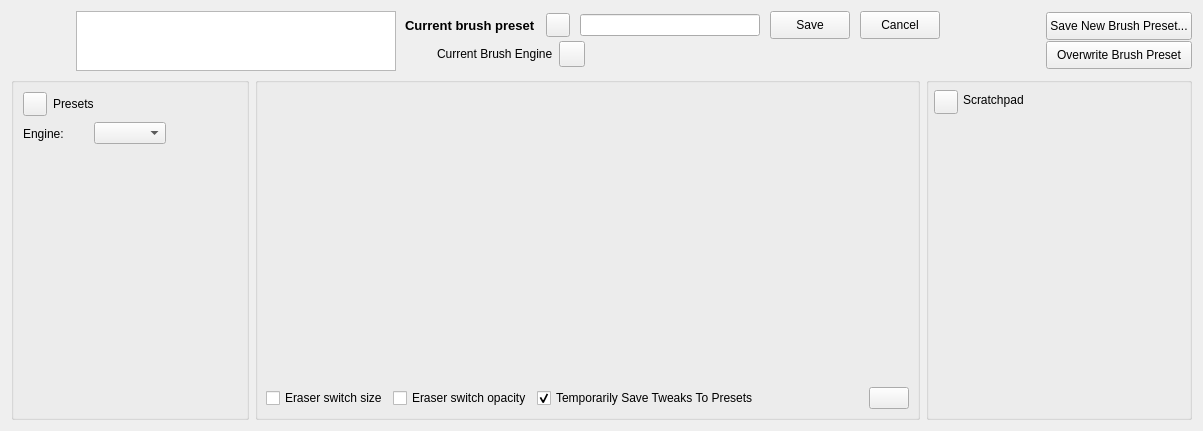
This is libs/ui/forms/wdgpaintopsettings.ui in KDE/krita as Qt 5 draws it before an edit. The edited form follows.
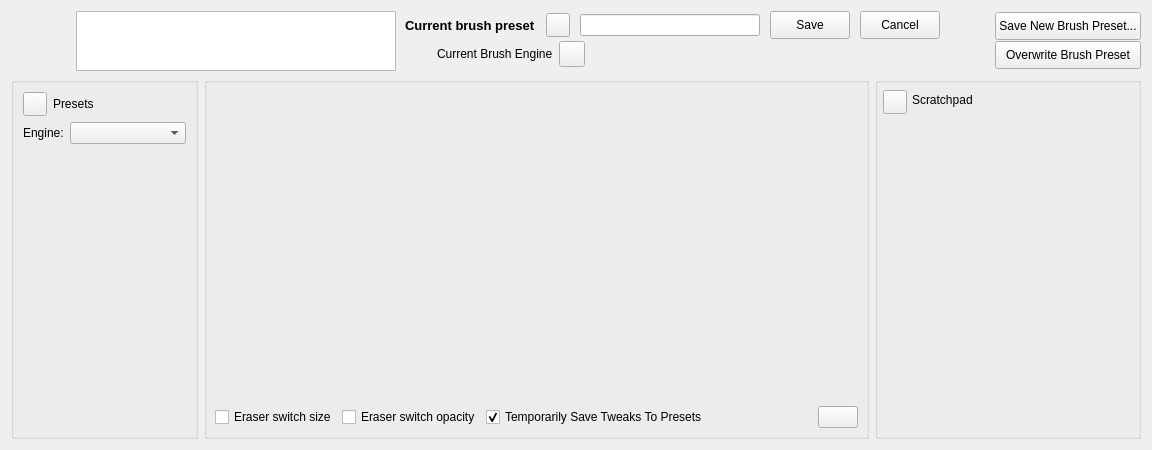
This is the edited form. Custom widgets are drawn as their Qt base class.

Commit message:
This should fix the size issues with the Brush Editor. Brush Editor is more responsive it now uses QSplitter also to allow for resizing. Replaced the usage of KisPresetChooserStrip with KisPresetChooser and rewired and deleted some UI stuff.
In the next one I will move the awfull side arrow buttons to the bottom bar below
and fix some QSplitter behaviour.

The edit to the form file:
```diff
--- a/libs/ui/forms/wdgpaintopsettings.ui
+++ b/libs/ui/forms/wdgpaintopsettings.ui
@@ -10,8 +10,8 @@
    <rect>
     <x>0</x>
     <y>0</y>
-    <width>1203</width>
-    <height>431</height>
+    <width>1152</width>
+    <height>450</height>
    </rect>
   </property>
   <property name="windowTitle">
@@ -97,9 +97,6 @@
        <property name="alignment">
         <set>Qt::AlignLeading|Qt::AlignLeft|Qt::AlignTop</set>
        </property>
-       <property name="renderHints">
-        <set>QPainter::Antialiasing|QPainter::HighQualityAntialiasing|QPainter::SmoothPixmapTransform</set>
-       </property>
        <property name="resizeAnchor">
         <enum>QGraphicsView::AnchorViewCenter</enum>
        </property>
@@ -126,7 +123,6 @@
            <property name="font">
             <font>
              <pointsize>10</pointsize>
-             <weight>75</weight>
              <bold>true</bold>
             </font>
            </property>
@@ -374,7 +370,7 @@
       <string/>
      </property>
      <property name="alignment">
-      <set>Qt::AlignLeading|Qt::AlignLeft|Qt::AlignVCenter</set>
+      <set>Qt::AlignLeading|Qt::AlignLeft|Qt::AlignTop</set>
      </property>
      <layout class="QVBoxLayout" name="verticalLayout_3">
       <item>
@@ -427,7 +423,7 @@
         <item>
          <widget class="QLabel" name="engineFilterLabel">
           <property name="sizePolicy">
-           <sizepolicy hsizetype="Minimum" vsizetype="Minimum">
+           <sizepolicy hsizetype="Minimum" vsizetype="Fixed">
             <horstretch>0</horstretch>
             <verstretch>0</verstretch>
            </sizepolicy>
@@ -440,35 +436,19 @@
         <item>
          <widget class="QComboBox" name="brushEgineComboBox">
           <property name="sizePolicy">
-           <sizepolicy hsizetype="Fixed" vsizetype="Fixed">
+           <sizepolicy hsizetype="Expanding" vsizetype="Fixed">
             <horstretch>0</horstretch>
             <verstretch>0</verstretch>
            </sizepolicy>
           </property>
          </widget>
         </item>
-        <item>
-         <widget class="QToolButton" name="presetChangeViewToolButton">
-          <property name="sizePolicy">
-           <sizepolicy hsizetype="Minimum" vsizetype="Fixed">
-            <horstretch>0</horstretch>
-            <verstretch>0</verstretch>
-           </sizepolicy>
-          </property>
-          <property name="text">
-           <string/>
-          </property>
-          <property name="autoRaise">
-           <bool>true</bool>
-          </property>
-         </widget>
-        </item>
        </layout>
       </item>
       <item>
-       <widget class="KisPresetSelectorStrip" name="presetWidget" native="true">
+       <widget class="KisPresetChooser" name="presetWidget" native="true">
         <property name="sizePolicy">
-         <sizepolicy hsizetype="Preferred" vsizetype="MinimumExpanding">
+         <sizepolicy hsizetype="Minimum" vsizetype="Expanding">
           <horstretch>0</horstretch>
           <verstretch>0</verstretch>
          </sizepolicy>
@@ -476,7 +456,7 @@
         <property name="minimumSize">
          <size>
           <width>0</width>
-          <height>120</height>
+          <height>0</height>
          </size>
         </property>
         <property name="maximumSize">
@@ -487,22 +467,6 @@
         </property>
        </widget>
       </item>
-      <item>
-       <spacer name="verticalSpacer">
-        <property name="orientation">
-         <enum>Qt::Vertical</enum>
-        </property>
-        <property name="sizeType">
-         <enum>QSizePolicy::Preferred</enum>
-        </property>
-        <property name="sizeHint" stdset="0">
-         <size>
-          <width>5</width>
-          <height>5</height>
-         </size>
-        </property>
-       </spacer>
-      </item>
       <item>
        <layout class="QHBoxLayout" name="horizontalLayout_9">
         <item>
@@ -528,8 +492,8 @@
           </property>
           <property name="sizeHint" stdset="0">
            <size>
-            <width>5</width>
-            <height>10</height>
+            <width>0</width>
+            <height>0</height>
            </size>
           </property>
          </spacer>
@@ -558,19 +522,6 @@
         </item>
        </layout>
       </item>
-      <item>
-       <spacer name="presetsSpacer">
-        <property name="orientation">
-         <enum>Qt::Vertical</enum>
-        </property>
-        <property name="sizeHint" stdset="0">
-         <size>
-          <width>20</width>
-          <height>10</height>
-         </size>
-        </property>
-       </spacer>
-      </item>
      </layout>
     </widget>
    </item>
@@ -971,18 +922,18 @@
    <header>kis_preset_live_preview_view.h</header>
    <container>1</container>
   </customwidget>
-  <customwidget>
-   <class>KisPresetSelectorStrip</class>
-   <extends>QWidget</extends>
-   <header>kis_preset_selector_strip.h</header>
-   <container>1</container>
-  </customwidget>
   <customwidget>
    <class>KisLodAvailabilityWidget</class>
    <extends>QWidget</extends>
    <header>kis_lod_availability_widget.h</header>
    <container>1</container>
   </customwidget>
+  <customwidget>
+   <class>KisPresetChooser</class>
+   <extends>QWidget</extends>
+   <header>kis_preset_chooser.h</header>
+   <container>1</container>
+  </customwidget>
  </customwidgets>
  <resources/>
  <connections/>
```
The commit also changes 5 other files.
